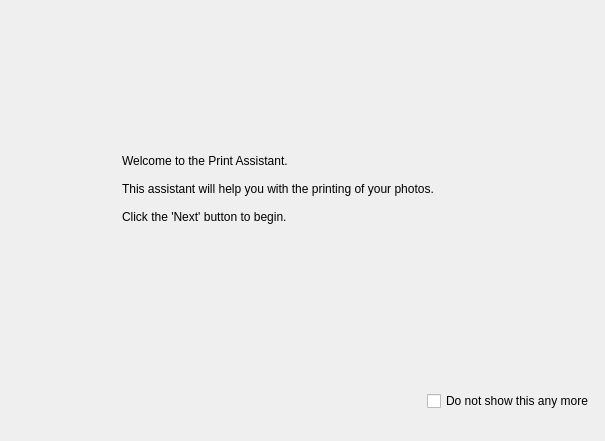
First picture: the form in printimages/intropage.ui, repository KDE/kipi-plugins, before the edit.
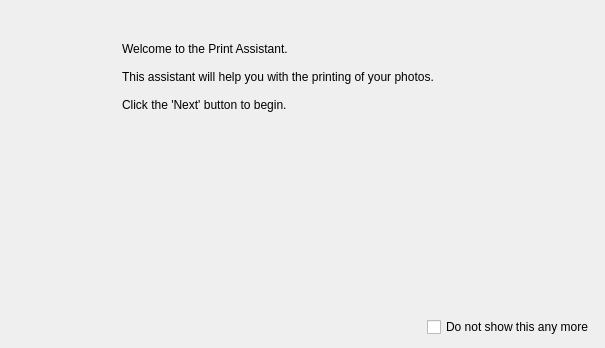
Second picture: the form after the edit.

What changed in the file:
```diff
--- a/printimages/intropage.ui
+++ b/printimages/intropage.ui
@@ -1,12 +1,12 @@
 <ui version="4.0" >
  <class>IntroPage</class>
- <widget class="QWidget" name="IntroPage" >
-  <property name="geometry" >
+ <widget class="QWidget" name="IntroPage">
+  <property name="geometry">
    <rect>
     <x>0</x>
     <y>0</y>
     <width>605</width>
-    <height>441</height>
+    <height>348</height>
    </rect>
   </property>
   <property name="minimumSize" >
@@ -18,9 +18,9 @@
   <property name="windowTitle" >
    <string>Print Assistant</string>
   </property>
-  <layout class="QGridLayout" name="gridLayout" >
-   <item row="0" column="0" >
-    <layout class="QHBoxLayout" name="horizontalLayout_2" >
+  <layout class="QGridLayout" name="gridLayout">
+   <item row="0" column="0" colspan="2">
+    <layout class="QHBoxLayout" name="horizontalLayout_2">
      <item>
       <spacer name="horizontalSpacer" >
        <property name="orientation" >
@@ -66,35 +66,40 @@
      </item>
     </layout>
    </item>
-   <item row="1" column="0" >
-    <layout class="QHBoxLayout" name="horizontalLayout" >
-     <item>
-      <spacer name="horizontalSpacer_3" >
-       <property name="orientation" >
+   <item row="1" column="0">
+    <spacer name="verticalSpacer">
+     <property name="orientation">
+      <enum>Qt::Vertical</enum>
+     </property>
+     <property name="sizeHint" stdset="0">
+      <size>
+       <width>20</width>
+       <height>175</height>
+      </size>
+     </property>
+    </spacer>
+   </item>
+   <item row="2" column="0">
+    <spacer name="horizontalSpacer_3">
+     <property name="orientation">
         <enum>Qt::Horizontal</enum>
        </property>
-       <property name="sizeHint" stdset="0" >
+     <property name="sizeHint" stdset="0">
         <size>
-         <width>478</width>
-         <height>58</height>
+       <width>401</width>
+       <height>18</height>
         </size>
        </property>
       </spacer>
      </item>
-     <item>
-      <widget class="QCheckBox" name="m_skipIntro" >
-       <property name="text" >
+   <item row="2" column="1">
+    <widget class="QCheckBox" name="m_skipIntro">
+     <property name="text">
         <string>Do not show this any more</string>
        </property>
       </widget>
      </item>
     </layout>
-   </item>
-  </layout>
-  <zorder>label</zorder>
-  <zorder>m_skipIntro</zorder>
-  <zorder>horizontalSpacer_3</zorder>
-  <zorder>horizontalSpacer_3</zorder>
  </widget>
  <resources/>
  <connections/>
```
Left out of the diff: 25 changed lines with no effect on the pictures. Lines whose indentation alone changed are shown as unchanged.
